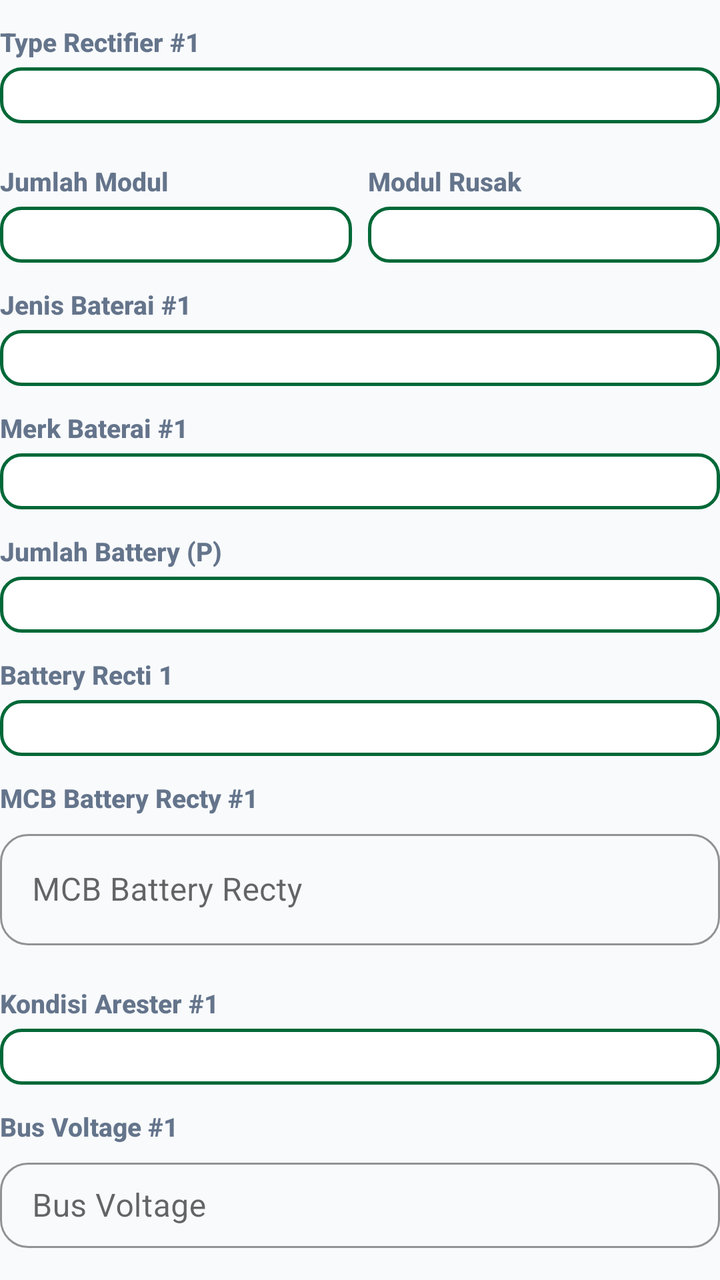
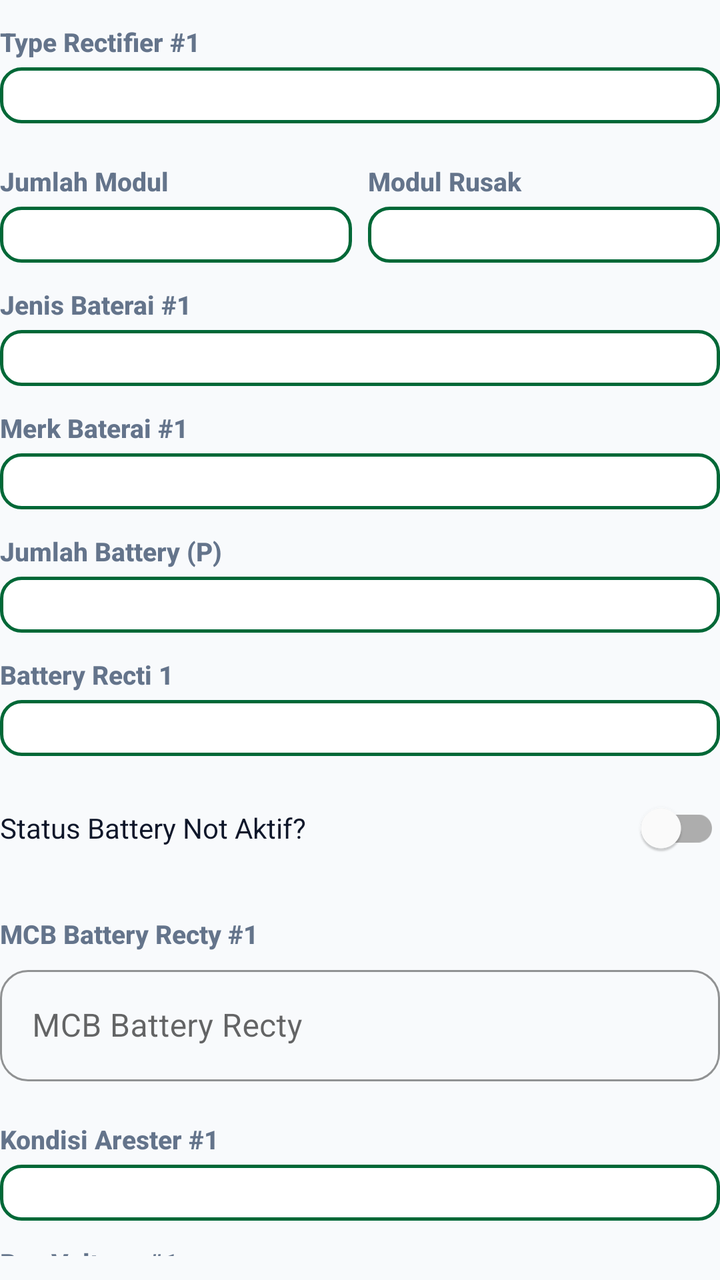

An Android layout rendered at two revisions. The XML below is the earlier revision; the diff shows what the commit changed to produce the second picture.
<!-- AndroidManifest.xml: application theme Theme.ZamanApps -->
<!-- res/layout/dialog_edit_rectifier1.xml -->
<?xml version="1.0" encoding="utf-8"?>
<LinearLayout xmlns:android="http://schemas.android.com/apk/res/android"
    xmlns:app="http://schemas.android.com/apk/res-auto"
    android:layout_width="match_parent"
    android:layout_height="wrap_content"
    android:orientation="vertical"
    android:paddingBottom="8dp">

    
    <TextView
        style="@style/FieldLabel"
        android:text="Type Rectifier #1" />

    <Spinner
        android:id="@+id/spTypeRectifier1"
        style="@style/SpinnerField" />

    
    <LinearLayout
        android:layout_width="match_parent"
        android:layout_height="wrap_content"
        android:orientation="horizontal"
        android:layout_marginTop="8dp">

        <LinearLayout
            android:layout_width="0dp"
            android:layout_height="wrap_content"
            android:layout_weight="1"
            android:layout_marginEnd="4dp"
            android:orientation="vertical">

            <TextView
                style="@style/FieldLabel"
                android:text="Jumlah Modul" />

            <Spinner
                android:id="@+id/spJumlahModul1"
                style="@style/SpinnerField" />
        </LinearLayout>

        <LinearLayout
            android:layout_width="0dp"
            android:layout_height="wrap_content"
            android:layout_weight="1"
            android:layout_marginStart="4dp"
            android:orientation="vertical">

            <TextView
                style="@style/FieldLabel"
                android:text="Modul Rusak" />

            <Spinner
                android:id="@+id/spJumlahModulRusak1"
                style="@style/SpinnerField" />
        </LinearLayout>
    </LinearLayout>

    
    <TextView
        style="@style/FieldLabel"
        android:text="Jenis Baterai #1" />

    <Spinner
        android:id="@+id/spJenisBaterai1"
        style="@style/SpinnerField" />

    
    <TextView
        style="@style/FieldLabel"
        android:text="Merk Baterai #1" />

    <Spinner
        android:id="@+id/spMerkBaterai1"
        style="@style/SpinnerField" />

    
    <TextView
        style="@style/FieldLabel"
        android:text="Jumlah Battery (P)" />

    <Spinner
        android:id="@+id/spJumlahBattery1"
        style="@style/SpinnerField" />

    <TextView
        style="@style/FieldLabel"
        android:text="Battery Recti 1" />

    <Spinner
        android:id="@+id/spBatteryRecti1"
        style="@style/SpinnerField" />

    
    <TextView
        style="@style/FieldLabel"
        android:text="MCB Battery Recty #1" />

    <com.google.android.material.textfield.TextInputLayout
        style="@style/ZamanTextInputLayout"
        android:layout_width="match_parent"
        android:layout_height="wrap_content"
        android:layout_marginBottom="8dp">

        <com.google.android.material.textfield.TextInputEditText
            android:id="@+id/editMcbBatteryRecti1"
            android:layout_width="match_parent"
            android:layout_height="wrap_content"
            android:hint="MCB Battery Recty"
            android:inputType="numberDecimal" />
    </com.google.android.material.textfield.TextInputLayout>

    
    <TextView
        style="@style/FieldLabel"
        android:text="Kondisi Arester #1" />

    <Spinner
        android:id="@+id/spKondisiArester1"
        style="@style/SpinnerField" />

    
    <TextView
        style="@style/FieldLabel"
        android:text="Bus Voltage #1" />

    <com.google.android.material.textfield.TextInputLayout
        style="@style/ZamanTextInputLayout"
        android:layout_width="match_parent"
        android:layout_height="wrap_content"
        android:layout_marginBottom="8dp">

        <com.google.android.material.textfield.TextInputEditText
            android:id="@+id/editBusVoltage1"
            android:layout_width="match_parent"
            android:layout_height="wrap_content"
            android:hint="Bus Voltage"
            android:inputType="numberDecimal" />
    </com.google.android.material.textfield.TextInputLayout>

    
    <TextView
        style="@style/FieldLabel"
        android:text="Load (A) #1" />

    <com.google.android.material.textfield.TextInputLayout
        style="@style/ZamanTextInputLayout"
        android:layout_width="match_parent"
        android:layout_height="wrap_content"
        android:layout_marginBottom="8dp">

        <com.google.android.material.textfield.TextInputEditText
            android:id="@+id/editLoadA1"
            android:layout_width="match_parent"
            android:layout_height="wrap_content"
            android:hint="Load (A)"
            android:inputType="numberDecimal" />
    </com.google.android.material.textfield.TextInputLayout>

    
    <TextView
        style="@style/FieldLabel"
        android:text="Perangkat Terhubung #1" />

    <com.google.android.material.textfield.TextInputLayout
        style="@style/ZamanTextInputLayout"
        android:layout_width="match_parent"
        android:layout_height="wrap_content"
        android:layout_marginBottom="8dp">

        <com.google.android.material.textfield.TextInputEditText
            android:id="@+id/editPerangkat1"
            android:layout_width="match_parent"
            android:layout_height="wrap_content"
            android:hint="Perangkat"
            android:inputType="text" />
    </com.google.android.material.textfield.TextInputLayout>

    
    <TextView
        style="@style/FieldLabel"
        android:text="Remark #1" />

    <com.google.android.material.textfield.TextInputLayout
        style="@style/ZamanTextInputLayout"
        android:layout_width="match_parent"
        android:layout_height="wrap_content">

        <com.google.android.material.textfield.TextInputEditText
            android:id="@+id/editRemark1"
            android:layout_width="match_parent"
            android:layout_height="wrap_content"
            android:hint="Catatan"
            android:inputType="textMultiLine"
            android:minLines="2" />
    </com.google.android.material.textfield.TextInputLayout>

</LinearLayout>
<!-- resources referenced by this layout -->
<resources>
  <style name="FieldLabel">
          <item name="android:layout_width">match_parent</item>
          <item name="android:layout_height">wrap_content</item>
          <item name="android:layout_marginTop">12dp</item>
          <item name="android:layout_marginBottom">4dp</item>
          <item name="android:textColor">@color/text_secondary</item>
          <item name="android:textSize">13sp</item>
          <item name="android:textStyle">bold</item>
          <item name="android:fontFamily">sans-serif-medium</item>
      </style>
  <style name="SpinnerField" parent="SpinnerFieldModern" />
  <style name="ZamanTextInputLayout" parent="Widget.MaterialComponents.TextInputLayout.OutlinedBox">
          <item name="boxCornerRadiusTopStart">14dp</item>
          <item name="boxCornerRadiusTopEnd">14dp</item>
          <item name="boxCornerRadiusBottomStart">14dp</item>
          <item name="boxCornerRadiusBottomEnd">14dp</item>
          <item name="boxStrokeColor">@color/brand_primary</item>
          <item name="hintTextColor">@color/brand_primary</item>
          <item name="startIconTint">@color/brand_primary</item>
      </style>
  <color name="text_secondary">#64748B</color>
  <style name="SpinnerFieldModern" parent="Widget.AppCompat.Spinner">
          <item name="android:layout_width">match_parent</item>
          <item name="android:layout_height">wrap_content</item>
          <item name="android:background">@drawable/spinner_background_modern</item>
          <item name="android:padding">14dp</item>
          <item name="android:textSize">15sp</item>
          <item name="android:textColor">@color/text_primary</item>
          <item name="android:popupBackground">@color/card_bg</item>
          <item name="android:overlapAnchor">false</item>
      </style>
  <color name="brand_primary">#006837</color>
  <color name="brand_primary_dark">#004D25</color>
  <color name="white">#FFFFFF</color>
  <color name="brand_accent">#00A859</color>
  <color name="section_bg">#F8FAFC</color>
  <color name="text_primary">#0F172A</color>
  <style name="ZamanButton" parent="Widget.MaterialComponents.Button">
          <item name="android:insetTop">0dp</item>
          <item name="android:insetBottom">0dp</item>
          <item name="android:paddingTop">0dp</item>
          <item name="android:paddingBottom">0dp</item>
          <item name="android:paddingVertical">0dp</item>
          <item name="android:gravity">center</item>
          <item name="android:minHeight">48dp</item>
          <item name="cornerRadius">16dp</item>
          <item name="android:textAllCaps">false</item>
          <item name="android:textStyle">bold</item>
          <item name="android:letterSpacing">0.02</item>
      </style>
  <style name="ZamanCard" parent="Widget.MaterialComponents.CardView">
          <item name="cardCornerRadius">20dp</item>
          <item name="cardElevation">4dp</item>
          <item name="cardBackgroundColor">@color/card_bg</item>
          <item name="android:foreground">?attr/selectableItemBackground</item>
      </style>
  <color name="card_bg">#FFFFFF</color>
  <color name="brand_primary_lightest">#E7F6EC</color>
  <!-- unchanged entries left out for length: 2 -->
</resources>

<!-- the commit's change to res/layout/dialog_edit_rectifier1.xml (unified diff, before → after) -->
@@ -7,13 +7,8 @@
     android:paddingBottom="8dp">
 
     
-    <TextView
-        style="@style/FieldLabel"
-        android:text="Type Rectifier #1" />
-
-    <Spinner
-        android:id="@+id/spTypeRectifier1"
-        style="@style/SpinnerField" />
+    <TextView style="@style/FieldLabel" android:text="Type Rectifier #1" />
+    <Spinner android:id="@+id/spTypeRectifier1" style="@style/SpinnerField" />
 
     
     <LinearLayout
@@ -28,14 +23,8 @@
             android:layout_weight="1"
             android:layout_marginEnd="4dp"
             android:orientation="vertical">
-
-            <TextView
-                style="@style/FieldLabel"
-                android:text="Jumlah Modul" />
-
-            <Spinner
-                android:id="@+id/spJumlahModul1"
-                style="@style/SpinnerField" />
+            <TextView style="@style/FieldLabel" android:text="Jumlah Modul" />
+            <Spinner android:id="@+id/spJumlahModul1" style="@style/SpinnerField" />
         </LinearLayout>
 
         <LinearLayout
@@ -44,63 +33,51 @@
             android:layout_weight="1"
             android:layout_marginStart="4dp"
             android:orientation="vertical">
-
-            <TextView
-                style="@style/FieldLabel"
-                android:text="Modul Rusak" />
-
-            <Spinner
-                android:id="@+id/spJumlahModulRusak1"
-                style="@style/SpinnerField" />
+            <TextView style="@style/FieldLabel" android:text="Modul Rusak" />
+            <Spinner android:id="@+id/spJumlahModulRusak1" style="@style/SpinnerField" />
         </LinearLayout>
     </LinearLayout>
 
-    
-    <TextView
-        style="@style/FieldLabel"
-        android:text="Jenis Baterai #1" />
+    <TextView style="@style/FieldLabel" android:text="Jenis Baterai #1" />
+    <Spinner android:id="@+id/spJenisBaterai1" style="@style/SpinnerField" />
 
-    <Spinner
-        android:id="@+id/spJenisBaterai1"
-        style="@style/SpinnerField" />
+    <TextView style="@style/FieldLabel" android:text="Merk Baterai #1" />
+    <Spinner android:id="@+id/spMerkBaterai1" style="@style/SpinnerField" />
+
+    <TextView style="@style/FieldLabel" android:text="Jumlah Battery (P)" />
+    <Spinner android:id="@+id/spJumlahBattery1" style="@style/SpinnerField" />
+
+    <TextView style="@style/FieldLabel" android:text="Battery Recti 1" />
+    <Spinner android:id="@+id/spBatteryRecti1" style="@style/SpinnerField" />
 
     
-    <TextView
-        style="@style/FieldLabel"
-        android:text="Merk Baterai #1" />
+    <com.google.android.material.switchmaterial.SwitchMaterial
+        android:id="@+id/switchStatusBatteryNotAktif1"
+        android:layout_width="match_parent"
+        android:layout_height="wrap_content"
+        android:layout_marginTop="12dp"
+        android:layout_marginBottom="8dp"
+        android:text="Status Battery Not Aktif?"
+        android:textColor="@color/text_primary" />
 
-    <Spinner
-        android:id="@+id/spMerkBaterai1"
-        style="@style/SpinnerField" />
+    <LinearLayout
+        android:id="@+id/layoutJumlahBankNotAktif1"
+        android:layout_width="match_parent"
+        android:layout_height="wrap_content"
+        android:layout_marginBottom="8dp"
+        android:orientation="vertical"
+        android:visibility="gone">
 
-    
-    <TextView
-        style="@style/FieldLabel"
-        android:text="Jumlah Battery (P)" />
+        <TextView style="@style/FieldLabel" android:text="Jumlah Bank Not Aktif" />
+        <Spinner android:id="@+id/spJumlahBankNotAktif1" style="@style/SpinnerField" />
+    </LinearLayout>
 
-    <Spinner
-        android:id="@+id/spJumlahBattery1"
-        style="@style/SpinnerField" />
-
-    <TextView
-        style="@style/FieldLabel"
-        android:text="Battery Recti 1" />
-
-    <Spinner
-        android:id="@+id/spBatteryRecti1"
-        style="@style/SpinnerField" />
-
-    
-    <TextView
-        style="@style/FieldLabel"
-        android:text="MCB Battery Recty #1" />
-
+    <TextView style="@style/FieldLabel" android:text="MCB Battery Recty #1" />
     <com.google.android.material.textfield.TextInputLayout
         style="@style/ZamanTextInputLayout"
         android:layout_width="match_parent"
         android:layout_height="wrap_content"
         android:layout_marginBottom="8dp">
-
         <com.google.android.material.textfield.TextInputEditText
             android:id="@+id/editMcbBatteryRecti1"
             android:layout_width="match_parent"
@@ -109,26 +86,15 @@
             android:inputType="numberDecimal" />
     </com.google.android.material.textfield.TextInputLayout>
 
-    
-    <TextView
-        style="@style/FieldLabel"
-        android:text="Kondisi Arester #1" />
+    <TextView style="@style/FieldLabel" android:text="Kondisi Arester #1" />
+    <Spinner android:id="@+id/spKondisiArester1" style="@style/SpinnerField" />
 
-    <Spinner
-        android:id="@+id/spKondisiArester1"
-        style="@style/SpinnerField" />
-
-    
-    <TextView
-        style="@style/FieldLabel"
-        android:text="Bus Voltage #1" />
-
+    <TextView style="@style/FieldLabel" android:text="Bus Voltage #1" />
     <com.google.android.material.textfield.TextInputLayout
         style="@style/ZamanTextInputLayout"
         android:layout_width="match_parent"
         android:layout_height="wrap_content"
         android:layout_marginBottom="8dp">
-
         <com.google.android.material.textfield.TextInputEditText
             android:id="@+id/editBusVoltage1"
             android:layout_width="match_parent"
@@ -137,17 +103,12 @@
             android:inputType="numberDecimal" />
     </com.google.android.material.textfield.TextInputLayout>
 
-    
-    <TextView
-        style="@style/FieldLabel"
-        android:text="Load (A) #1" />
-
+    <TextView style="@style/FieldLabel" android:text="Load (A) #1" />
     <com.google.android.material.textfield.TextInputLayout
         style="@style/ZamanTextInputLayout"
         android:layout_width="match_parent"
         android:layout_height="wrap_content"
         android:layout_marginBottom="8dp">
-
         <com.google.android.material.textfield.TextInputEditText
             android:id="@+id/editLoadA1"
             android:layout_width="match_parent"
@@ -156,17 +117,12 @@
             android:inputType="numberDecimal" />
     </com.google.android.material.textfield.TextInputLayout>
 
-    
-    <TextView
-        style="@style/FieldLabel"
-        android:text="Perangkat Terhubung #1" />
-
+    <TextView style="@style/FieldLabel" android:text="Perangkat Terhubung #1" />
     <com.google.android.material.textfield.TextInputLayout
         style="@style/ZamanTextInputLayout"
         android:layout_width="match_parent"
         android:layout_height="wrap_content"
         android:layout_marginBottom="8dp">
-
         <com.google.android.material.textfield.TextInputEditText
             android:id="@+id/editPerangkat1"
             android:layout_width="match_parent"
@@ -175,16 +131,8 @@
             android:inputType="text" />
     </com.google.android.material.textfield.TextInputLayout>
 
-    
-    <TextView
-        style="@style/FieldLabel"
-        android:text="Remark #1" />
-
-    <com.google.android.material.textfield.TextInputLayout
-        style="@style/ZamanTextInputLayout"
-        android:layout_width="match_parent"
-        android:layout_height="wrap_content">
-
+    <TextView style="@style/FieldLabel" android:text="Remark #1" />
+    <com.google.android.material.textfield.TextInputLayout style="@style/ZamanTextInputLayout" android:layout_width="match_parent" android:layout_height="wrap_content">
         <com.google.android.material.textfield.TextInputEditText
             android:id="@+id/editRemark1"
             android:layout_width="match_parent"
